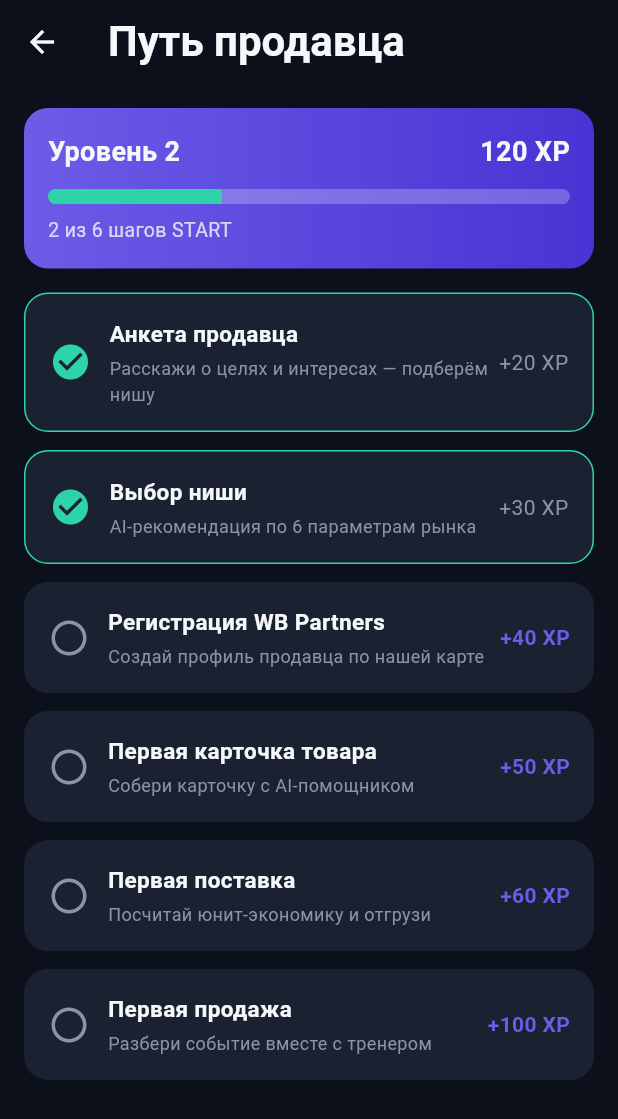
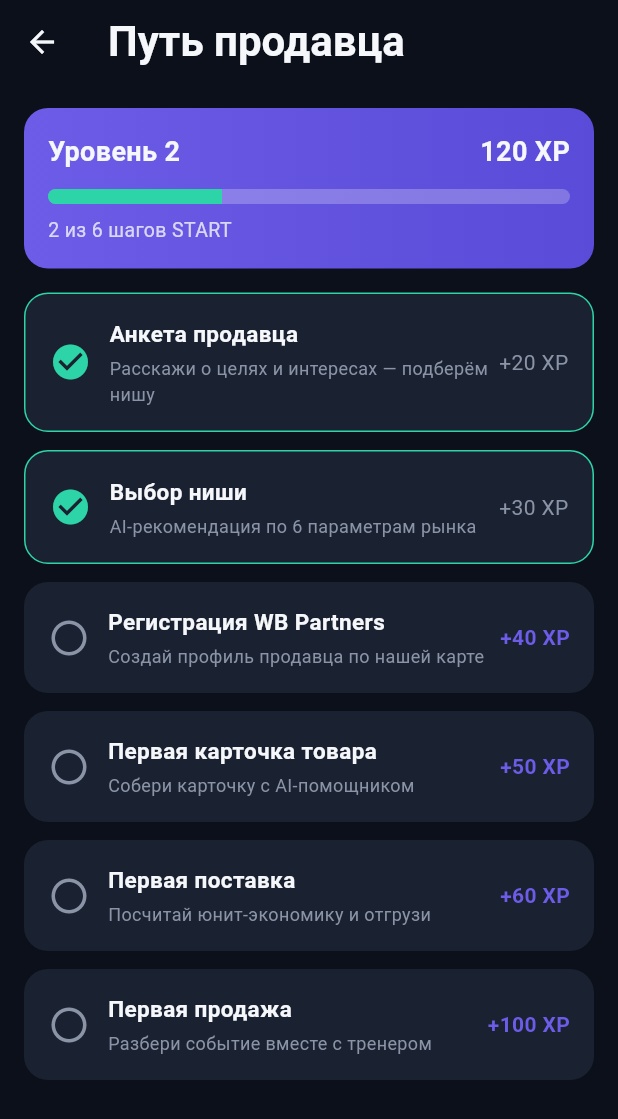
Before and after one commit to SergIS777/marketplace-intel, a Flutter app: the PathScreen screen opened directly, on a phone screen of 412 x 824 dp. Shown: the top 1119 px of the screen. Run offline on Flutter 3.47's test engine with Material 3 defaults, Android fonts, the phone set to English and light mode, and no system bars; missing offline and left inert: dart:html.

Commit message:
refactor: path_screen gradient hex to AppColors.primaryDark token (tech debt)

```diff
--- a/app/mobile/lib/screens/path_screen.dart
+++ b/app/mobile/lib/screens/path_screen.dart
@@ -57,7 +57,7 @@ class _PathScreenState extends State<PathScreen> {
     return Container(
       padding: const EdgeInsets.all(16),
       decoration: BoxDecoration(
-        gradient: const LinearGradient(colors: [AppColors.primary, Color(0xFF4834D4)]),
+        gradient: const LinearGradient(colors: [AppColors.primary, AppColors.primaryDark]),
         borderRadius: BorderRadius.circular(16),
       ),
       child: Column(
```
